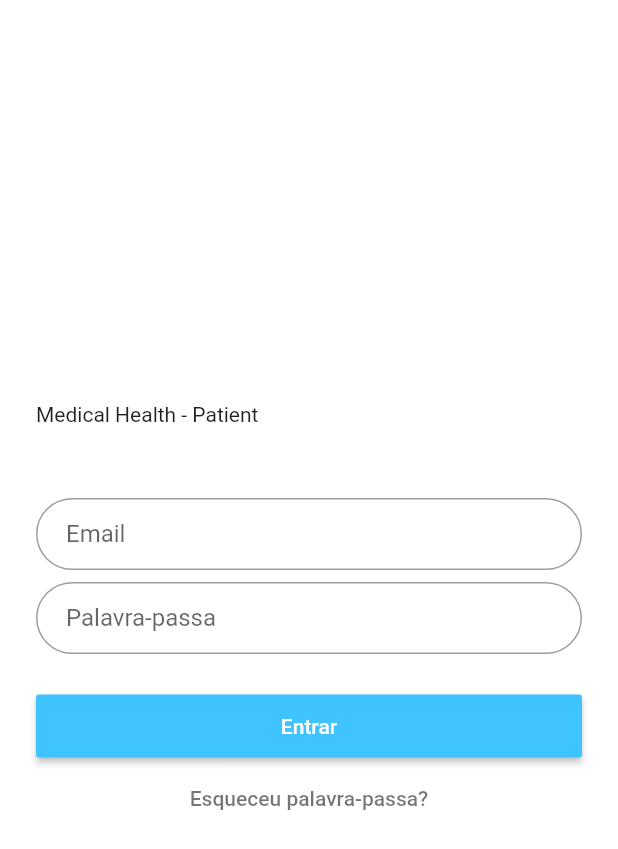
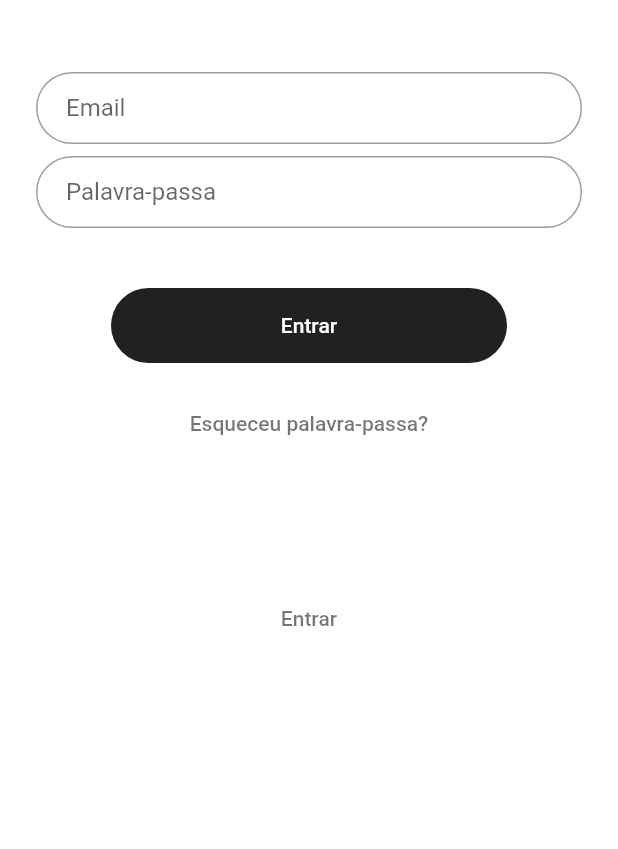
Before and after one commit to braulio94/MedicalHealth-Patient, a Flutter app: the screen it shows after launch, on a phone screen of 412 x 824 dp. Shown: the top 849 px of the screen. Run offline on Flutter 3.47's test engine with Material 2 defaults, Android fonts, the phone set to English and light mode, and no system bars; our stand-ins replace flutter_sticky_header, qr_flutter; missing offline and left inert: flutter_cupertino_date_picker.

Commit message:
add auth page to show login and register pages simultaneouly

```diff
--- a/lib/main.dart
+++ b/lib/main.dart
@@ -1,6 +1,5 @@
 import 'package:flutter/material.dart';
-import 'package:medical_health_patient/pages/form_page.dart';
-import 'package:medical_health_patient/pages/login_page.dart';
+import 'package:medical_health_patient/pages/auth_page.dart';
 
 void main() => runApp(MedicalHealth());
 
@@ -12,7 +11,7 @@ class MedicalHealth extends StatelessWidget {
       theme: ThemeData(
         primarySwatch: Colors.pink,
       ),
-      home: LoginPage(),
+      home: AuthPage(),
     );
   }
 }
--- /dev/null
+++ b/lib/pages/auth_page.dart
@@ -0,0 +1,47 @@
+import 'package:flutter/material.dart';
+import 'package:medical_health_patient/pages/login_page.dart';
+import 'package:medical_health_patient/pages/register_page.dart';
+
+class AuthPage extends StatefulWidget {
+  @override
+  _AuthPageState createState() => _AuthPageState();
+}
+
+class _AuthPageState extends State<AuthPage> {
+
+  PageController _pageController = PageController();
+
+  @override
+  void dispose() {
+    _pageController.dispose();
+    super.dispose();
+  }
+
+  @override
+  Widget build(BuildContext context) {
+    return Scaffold(
+      body: Stack(
+        children: <Widget>[
+          PageView(
+            controller: _pageController,
+            children: [
+              LoginPage(),
+              RegisterPage(),
+            ],
+          ),
+          Center(
+            child: FlatButton(
+              child: Text(
+                _pageController.initialPage == 1.0 ? 'Regitrar-se' : 'Entrar',
+                style: TextStyle(color: Colors.black54),
+              ),
+              onPressed: () {
+                _pageController.page == 1.0 ? _pageController.jumpToPage(1) : _pageController.jumpToPage(2);
+              },
+            ),
+          ),
+        ],
+      ),
+    );
+  }
+}
--- a/lib/pages/login_page.dart
+++ b/lib/pages/login_page.dart
@@ -1,5 +1,4 @@
 import 'package:flutter/material.dart';
-import 'package:medical_health_patient/pages/form_page.dart';
 
 class LoginPage extends StatelessWidget {
   @override
@@ -24,29 +23,36 @@ class LoginPage extends StatelessWidget {
       ),
     );
 
-    final loginButton = MaterialButton(
-      padding: EdgeInsets.symmetric(horizontal: 100.0),
-      minWidth: 100.0,
-      height: 42.0,
-      onPressed: () {
-        Navigator.push(context, MaterialPageRoute(
-            builder: (context){
-             return FormPage();
-            }
-        ));
-      },
-      color: Colors.lightBlueAccent,
-      child: Text('Entrar', style: TextStyle(color: Colors.white)),
+    final loginButton = Container(
+      width: double.infinity,
+      margin: EdgeInsets.symmetric(horizontal: 50.0, vertical: 16.0),
+      height: 50.0,
+      child: ClipRRect(
+        borderRadius: new BorderRadius.circular(50.0),
+        child: MaterialButton(
+            minWidth: 70.0,
+            onPressed: (){
+              //TODO add to cart action
+            },
+            color: Colors.grey[900],
+            child: Row(
+              mainAxisAlignment: MainAxisAlignment.center,
+              children: <Widget>[
+                Text('Entrar', style: TextStyle(color: Colors.white)),
+              ],
+            )),
+      ),
     );
 
     return Scaffold(
       backgroundColor: Colors.white,
-      body: Center(
+      body: Container(
+        alignment: Alignment.center,
+        margin: EdgeInsets.only(top: MediaQuery.of(context).padding.top),
         child: ListView(
-          shrinkWrap: true,
+          physics: NeverScrollableScrollPhysics(),
           padding: EdgeInsets.only(left: 24.0, right: 24.0),
-          children: <Widget>[
-            Text('Medical Health - Patient'),
+          children: [
             SizedBox(height: 48.0),
             email,
             SizedBox(height: 8.0),
@@ -59,7 +65,7 @@ class LoginPage extends StatelessWidget {
                 style: TextStyle(color: Colors.black54),
               ),
               onPressed: () {},
-            )
+            ),
           ],
         ),
       ),
```
Also changed, not shown: lib/pages/register_page.dart (+18 -12 lines).
